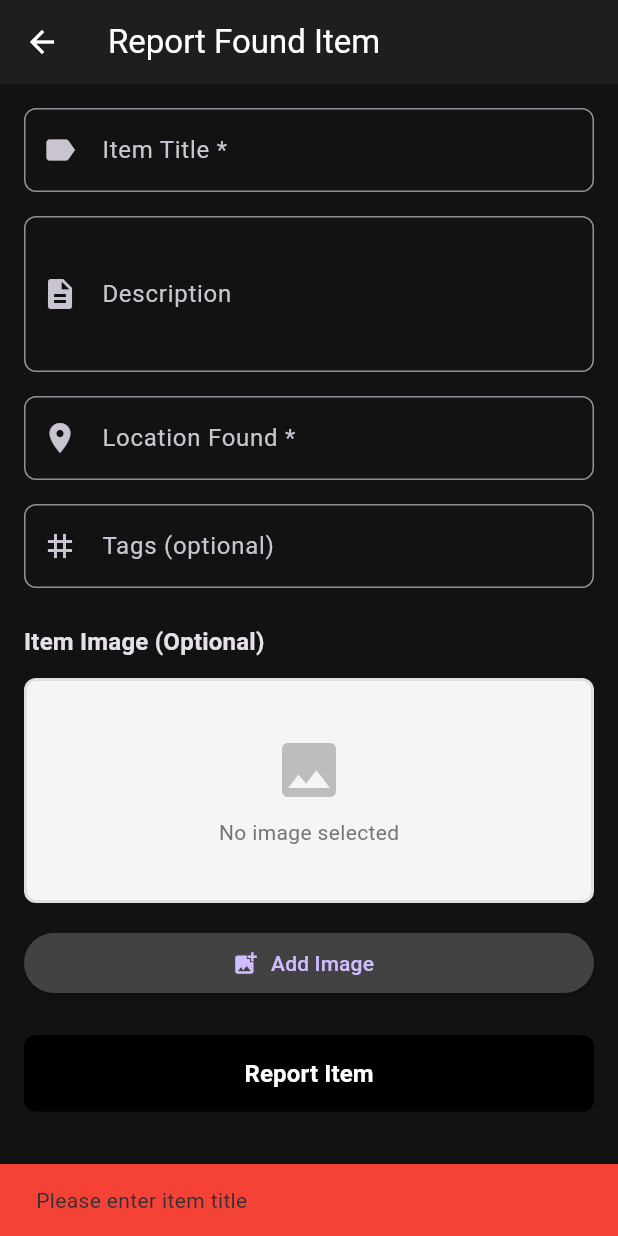
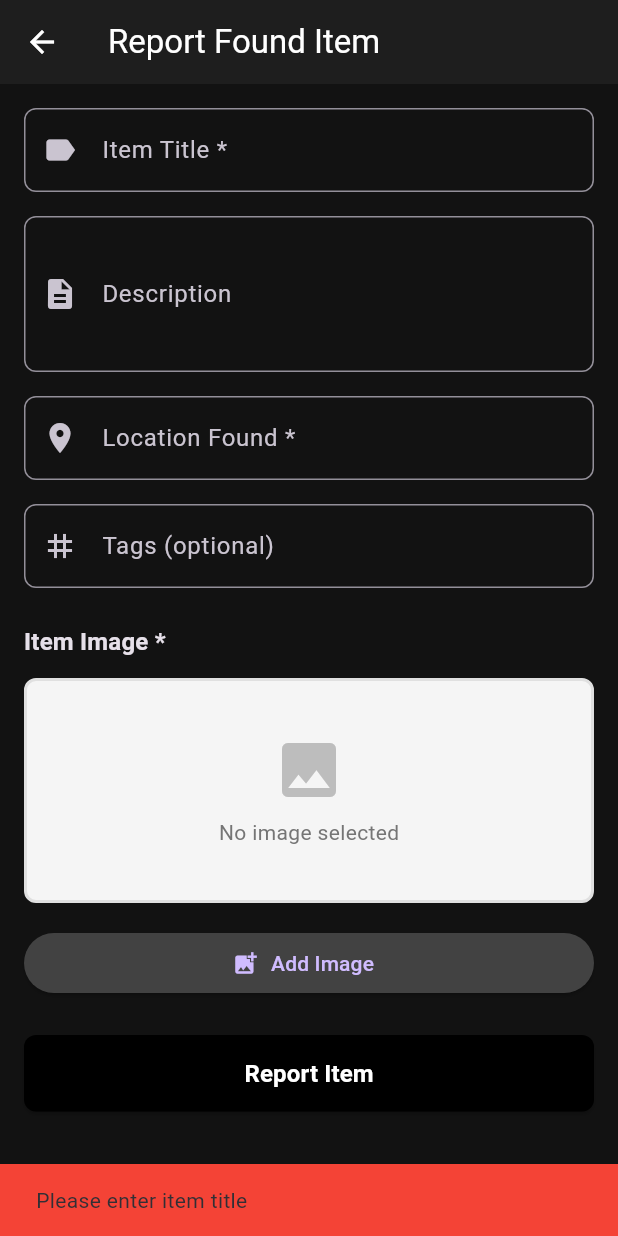
Before and after one commit to Tchaikovsky29/Findit, a Flutter app: the AddItemScreen screen opened directly, after a tap on "Report Item", on a phone screen of 412 x 824 dp. Run offline on Flutter 3.47's test engine with Material 3 defaults, Android fonts, the phone set to English and light mode, and no system bars; our stand-ins replace flutter_secure_storage, image_picker, shared_preferences, supabase_flutter; accounts and stored records are empty.

Commit message:
Remove image from being optional

```diff
--- a/lib/screens/add_item_screen.dart
+++ b/lib/screens/add_item_screen.dart
@@ -180,6 +180,10 @@ class _AddItemScreenState extends State<AddItemScreen> {
       return 'Please enter location where item was found';
     }
 
+    if (_selectedImage == null) {
+      return 'Please select an item image';
+    }
+
     return null; // Valid
   }
 
@@ -329,7 +333,7 @@ class _AddItemScreenState extends State<AddItemScreen> {
 
             // ===== IMAGE SECTION =====
             Text(
-              'Item Image (Optional)',
+              'Item Image *',
               style: Theme.of(context).textTheme.titleMedium?.copyWith(
                 fontWeight: FontWeight.bold,
               ),
```
